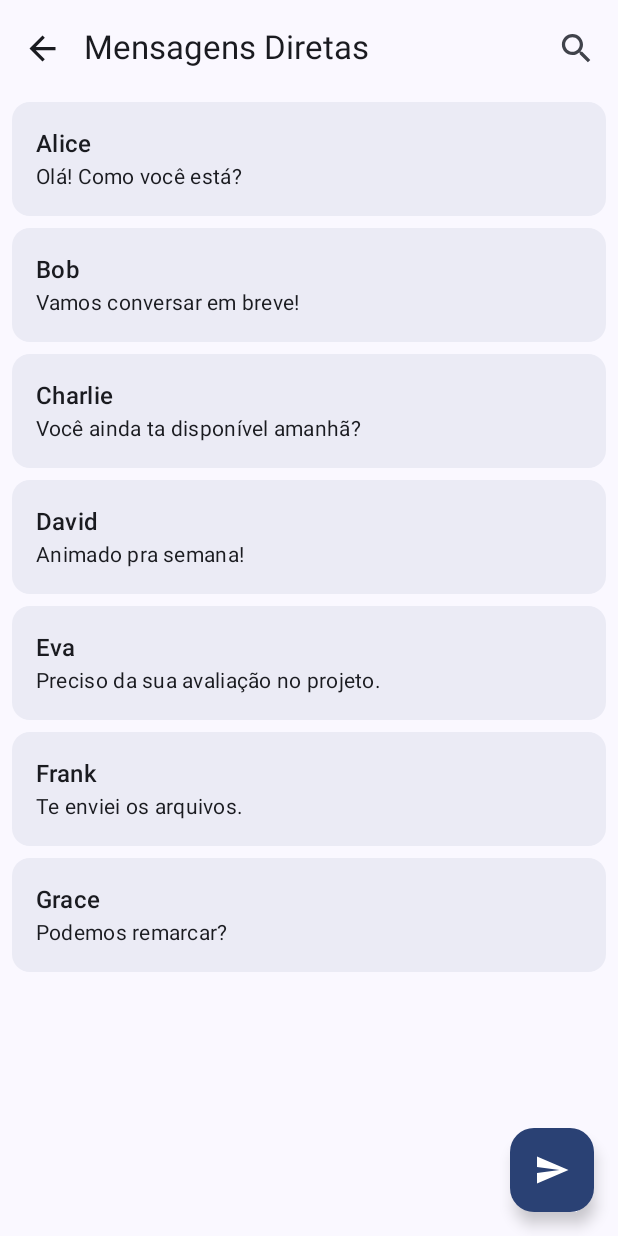
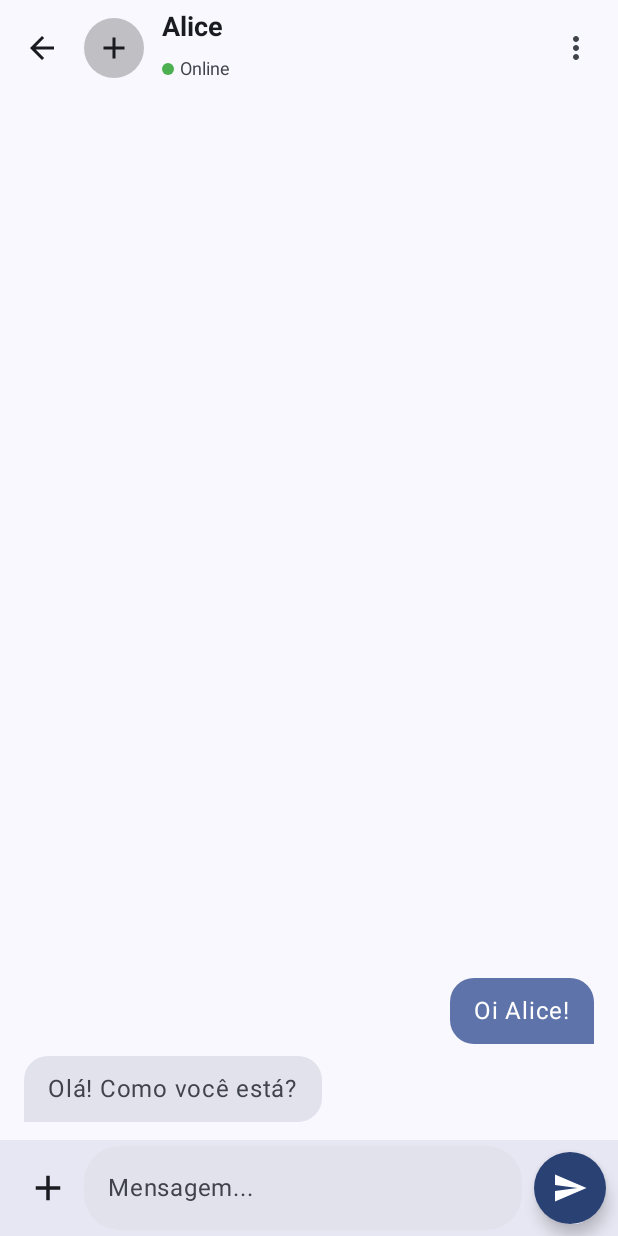
Before and after one commit to Vinicius-SO/wtcsync, an Android app built with Jetpack Compose: the screen it shows after launch (MainActivity), after a tap on "Alice", on a phone screen of 412 x 824 dp. Run offline under Robolectric (Android 15) with nearby library versions, the phone set to English and light mode, and no system bars.

Commit message:
feat: Implementa tela de mensagens

```diff
--- a/app/src/main/java/br/com/fiap/wtcsync/MainActivity.kt
+++ b/app/src/main/java/br/com/fiap/wtcsync/MainActivity.kt
@@ -7,7 +7,7 @@ import androidx.compose.material3.*
 import androidx.compose.runtime.Composable
 import androidx.navigation.compose.rememberNavController
 import br.com.fiap.wtcsync.theme.WTCSYNCTheme
-import com.example.seuprojeto.navigation.Navigation
+import br.com.fiap.wtcsync.ui.Navigation
 
 class MainActivity : ComponentActivity() {
     override fun onCreate(savedInstanceState: Bundle?) {
--- a/app/src/main/java/br/com/fiap/wtcsync/ui/Navigation.kt
+++ b/app/src/main/java/br/com/fiap/wtcsync/ui/Navigation.kt
@@ -1,28 +1,49 @@
-package com.example.seuprojeto.navigation
+package br.com.fiap.wtcsync.ui
 
 import androidx.compose.runtime.Composable
 import androidx.navigation.NavHostController
+import androidx.navigation.NavType
 import androidx.navigation.compose.NavHost
 import androidx.navigation.compose.composable
+import androidx.navigation.navArgument
 import br.com.fiap.wtcsync.ui.campaigns.CampanhaScreen
-import com.example.seuprojeto.ui.chat.ChatListScreen
+import br.com.fiap.wtcsync.ui.messages.MessageScreen
+import br.com.fiap.wtcsync.ui.crm.ChatListScreen
 
 
 @Composable
 fun Navigation(navController: NavHostController) {
     NavHost(navController = navController, startDestination = "chatlist") {
+
         // Tela de lista de chats
         composable("chatlist") {
             ChatListScreen(
                 onBackClick = { navController.popBackStack() },
-                onNavigateToCampanha = { navController.navigate("campanha") } //
+                onNavigateToCampanha = { navController.navigate("campanha") },
+                onChatClick = { cliente ->
+                    navController.navigate("message_screen/${cliente.nome}")
+                }
             )
         }
 
         // Tela de campanhas
         composable("campanha") {
             CampanhaScreen(
-                onBackClick = { navController.popBackStack() } //
+                onBackClick = { navController.popBackStack() }
+            )
+        }
+
+        // Tela de mensagens
+        composable(
+            route = "message_screen/{contactName}",
+            arguments = listOf(navArgument("contactName") { type = NavType.StringType })
+        ) { backStackEntry ->
+
+            val contactName = backStackEntry.arguments?.getString("contactName") ?: "Contato"
+
+            MessageScreen(
+                contactName = contactName,
+                navController = navController
             )
         }
     }
--- a/app/src/main/java/br/com/fiap/wtcsync/ui/crm/ChatListScreen.kt
+++ b/app/src/main/java/br/com/fiap/wtcsync/ui/crm/ChatListScreen.kt
@@ -1,4 +1,4 @@
-package com.example.seuprojeto.ui.chat
+package br.com.fiap.wtcsync.ui.crm
 
 import androidx.compose.foundation.clickable
 import androidx.compose.foundation.layout.*
@@ -7,7 +7,6 @@ import androidx.compose.foundation.lazy.items
 import androidx.compose.material.icons.Icons
 import androidx.compose.material.icons.automirrored.filled.Send
 import androidx.compose.material.icons.filled.ArrowBack
-
 import androidx.compose.material.icons.filled.Search
 import androidx.compose.material3.*
 import androidx.compose.runtime.*
--- /dev/null
+++ b/app/src/main/java/br/com/fiap/wtcsync/ui/messages/MessageScreen.kt
@@ -0,0 +1,341 @@
+package br.com.fiap.wtcsync.ui.messages
+
+import androidx.compose.foundation.background
+import androidx.compose.foundation.layout.Arrangement
+import androidx.compose.foundation.layout.Box
+import androidx.compose.foundation.layout.Column
+import androidx.compose.foundation.layout.PaddingValues
+import androidx.compose.foundation.layout.Row
+import androidx.compose.foundation.layout.fillMaxSize
+import androidx.compose.foundation.layout.fillMaxWidth
+import androidx.compose.foundation.layout.padding
+import androidx.compose.foundation.layout.size
+import androidx.compose.foundation.lazy.LazyColumn
+import androidx.compose.foundation.lazy.items
+import androidx.compose.foundation.shape.CircleShape
+import androidx.compose.foundation.shape.RoundedCornerShape
+import androidx.compose.material.icons.Icons
+import androidx.compose.material.icons.automirrored.filled.ArrowBack
+import androidx.compose.material.icons.automirrored.filled.Send
+import androidx.compose.material.icons.filled.Add
+import androidx.compose.material.icons.filled.MoreVert
+import androidx.compose.material3.ExperimentalMaterial3Api
+import androidx.compose.material3.FloatingActionButton
+import androidx.compose.material3.Icon
+import androidx.compose.material3.IconButton
+import androidx.compose.material3.MaterialTheme
+import androidx.compose.material3.Scaffold
+import androidx.compose.material3.Surface
+import androidx.compose.material3.Text
+import androidx.compose.material3.TextField
+import androidx.compose.material3.TextFieldDefaults
+import androidx.compose.material3.TopAppBar
+import androidx.compose.material3.TopAppBarDefaults
+import androidx.compose.runtime.Composable
+import androidx.compose.runtime.getValue
+import androidx.compose.runtime.mutableStateOf
+import androidx.compose.runtime.remember
+import androidx.compose.runtime.setValue
+import androidx.compose.ui.Alignment
+import androidx.compose.ui.Modifier
+import androidx.compose.ui.draw.clip
+import androidx.compose.ui.graphics.Color
+import androidx.compose.ui.text.font.FontWeight
+import androidx.compose.ui.tooling.preview.Preview
+import androidx.compose.ui.unit.dp
+import androidx.compose.ui.unit.sp
+import androidx.navigation.NavController
+import androidx.navigation.compose.rememberNavController
+
+// --- Modelos de Dados Estáticos ---
+
+enum class Sender {
+    ME, OTHER
+}
+
+data class Message(
+    val id: Int,
+    val text: String,
+    val sender: Sender
+)
+
+val dummyMessagesAlice = listOf(
+    Message(1, "Oi Alice!", Sender.ME),
+    Message(2, "Olá! Como você está?", Sender.OTHER)
+)
+
+val dummyMessagesBob = listOf(
+    Message(1, "E aí Bob, tudo certo pra amanhã?", Sender.ME),
+    Message(2, "Tudo sim.", Sender.OTHER),
+    Message(3, "Vamos conversar em breve!", Sender.OTHER)
+)
+
+val dummyMessagesCharlie = listOf(
+    Message(1, "Charlie, podemos falar amanhã?", Sender.ME),
+    Message(2, "Claro.", Sender.OTHER),
+    Message(3, "Você ainda ta disponível amanhã?", Sender.OTHER)
+)
+
+val dummyMessagesDavid = listOf(
+    Message(1, "Como foi o fim de semana?", Sender.ME),
+    Message(2, "Foi ótimo, descansei bastante.", Sender.OTHER),
+    Message(3, "Animado pra semana!", Sender.OTHER)
+)
+
+val dummyMessagesEva = listOf(
+    Message(1, "Oi Eva, alguma pendência?", Sender.ME),
+    Message(2, "Oi! Sim.", Sender.OTHER),
+    Message(3, "Preciso da sua avaliação no projeto.", Sender.OTHER)
+)
+
+val dummyMessagesFrank = listOf(
+    Message(1, "Conseguiu subir os documentos?", Sender.ME),
+    Message(2, "Consegui sim.", Sender.OTHER),
+    Message(3, "Te enviei os arquivos.", Sender.OTHER)
+)
+
+val dummyMessagesGrace = listOf(
+    Message(1, "Grace, confirmado para as 14h?", Sender.ME),
+    Message(2, "Oi! Tive um imprevisto.", Sender.OTHER),
+    Message(3, "Podemos remarcar?", Sender.OTHER)
+)
+
+// 3. Lista padrão
+val dummyMessagesDefault = listOf(
+    Message(1, "Olá! Esta é uma conversa padrão.", Sender.OTHER),
+)
+
+
+val OnlineGreen = Color(0xFF4CAF50)
+
+
+// Tela principal de chat
+
+@OptIn(ExperimentalMaterial3Api::class)
+@Composable
+fun MessageScreen(
+    contactName: String,
+    navController: NavController
+) {
+    var messageText by remember { mutableStateOf("") }
+
+    // Lista de mensagens
+    val messagesToShow = when (contactName) {
+        "Alice" -> dummyMessagesAlice
+        "Bob" -> dummyMessagesBob
+        "Charlie" -> dummyMessagesCharlie
+        "David" -> dummyMessagesDavid
+        "Eva" -> dummyMessagesEva
+        "Frank" -> dummyMessagesFrank
+        "Grace" -> dummyMessagesGrace
+        else -> dummyMessagesDefault // Para qualquer outro
+    }
+
+    Scaffold(
+        topBar = {
+            MessageTopBar(
+                contactName = contactName,
+                onBackClick = { navController.popBackStack() }
+            )
+        },
+        bottomBar = {
+            MessageInputBar(
+                text = messageText,
+                onTextChange = { messageText = it },
+                onSendClick = {
+                    messageText = ""
+                }
+            )
+        }
+    ) { paddingValues ->
+        LazyColumn(
+            modifier = Modifier
+                .fillMaxSize()
+                .padding(paddingValues)
+                .padding(horizontal = 8.dp),
+            reverseLayout = true,
+            verticalArrangement = Arrangement.Bottom,
+            contentPadding = PaddingValues(bottom = 8.dp)
+        ) {
+            items(messagesToShow.reversed()) { message ->
+                MessageBubble(message = message)
+            }
+        }
+    }
+}
+
+@OptIn(ExperimentalMaterial3Api::class)
+@Composable
+fun MessageTopBar(
+    contactName: String,
+    onBackClick: () -> Unit
+) {
+    TopAppBar(
+        title = {
+            Row(verticalAlignment = Alignment.CenterVertically) {
+                Surface(
+                    shape = CircleShape,
+                    color = Color.Gray.copy(alpha = 0.5f),
+                    modifier = Modifier.size(40.dp)
+                ) {
+                    Icon(
+                        imageVector = Icons.Default.Add,
+                        contentDescription = null,
+                        modifier = Modifier.padding(8.dp)
+                    )
+                }
+
+                Column(modifier = Modifier.padding(start = 12.dp)) {
+                    Text(
+                        text = contactName,
+                        fontWeight = FontWeight.Bold,
+                        fontSize = 18.sp,
+                        color = MaterialTheme.colorScheme.onSurface
+                    )
+                    Row(verticalAlignment = Alignment.CenterVertically) {
+                        Surface(
+                            shape = CircleShape,
+                            color = OnlineGreen,
+                            modifier = Modifier.size(8.dp)
+                        ) {}
+                        Text(
+                            text = "Online",
+                            fontSize = 12.sp,
+                            color = MaterialTheme.colorScheme.onSurfaceVariant,
+                            modifier = Modifier.padding(start = 4.dp)
+                        )
+                    }
+                }
+            }
+        },
+        navigationIcon = {
+            IconButton(onClick = onBackClick) {
+                Icon(
+                    imageVector = Icons.AutoMirrored.Filled.ArrowBack,
+                    contentDescription = "Voltar"
+                )
+            }
+        },
+        actions = {
+            IconButton(onClick = { /* TODO: Menu */ }) {
+                Icon(
+                    imageVector = Icons.Default.MoreVert,
+                    contentDescription = "Mais opções"
+                )
+            }
+        },
+    )
+}
+
+@Composable
+fun MessageBubble(message: Message) {
+    val isMe = message.sender == Sender.ME
+    val bubbleColor = if (isMe) {
+        MaterialTheme.colorScheme.primaryContainer
+    } else {
+        MaterialTheme.colorScheme.surfaceVariant
+    }
+    val textColor = if (isMe) {
+        MaterialTheme.colorScheme.onPrimaryContainer
+    } else {
+        MaterialTheme.colorScheme.onSurfaceVariant
+    }
+    val alignment = if (isMe) Alignment.CenterEnd else Alignment.CenterStart
+    val shape = RoundedCornerShape(
+        topStart = 16.dp,
+        topEnd = 16.dp,
+        bottomStart = if (isMe) 16.dp else 0.dp,
+        bottomEnd = if (isMe) 0.dp else 16.dp
+    )
+    Box(
+        modifier = Modifier
+            .fillMaxWidth()
+            .padding(vertical = 4.dp),
+        contentAlignment = alignment
+    ) {
+        Surface(
+            shape = shape,
+            color = bubbleColor,
+            tonalElevation = 1.dp,
+            modifier = Modifier.padding(horizontal = 8.dp)
+        ) {
+            Text(
+                text = message.text,
+                modifier = Modifier.padding(horizontal = 16.dp, vertical = 10.dp),
+                fontSize = 16.sp,
+                color = textColor
+            )
+        }
+    }
+}
+
+@OptIn(ExperimentalMaterial3Api::class)
+@Composable
+fun MessageInputBar(
+    text: String,
+    onTextChange: (String) -> Unit,
+    onSendClick: () -> Unit
+) {
+    Surface(
+        tonalElevation = 4.dp
+    ) {
+        Row(
+            modifier = Modifier
+                .fillMaxWidth()
+                .padding(horizontal = 8.dp, vertical = 4.dp),
+            verticalAlignment = Alignment.CenterVertically
+        ) {
+            IconButton(onClick = { /* TODO: Anexar */ }) {
+                Icon(
+                    imageVector = Icons.Default.Add,
+                    contentDescription = "Anexar",
+                    modifier = Modifier.size(28.dp)
+                )
+            }
+            TextField(
+                value = text,
+                onValueChange = onTextChange,
+                placeholder = { Text("Mensagem...") },
+                modifier = Modifier.weight(1f),
+                shape = RoundedCornerShape(24.dp),
+                colors = TextFieldDefaults.colors(
+                    focusedIndicatorColor = Color.Transparent,
+                    unfocusedIndicatorColor = Color.Transparent,
+                    disabledIndicatorColor = Color.Transparent,
+                    focusedContainerColor = MaterialTheme.colorScheme.surfaceVariant,
+                    unfocusedContainerColor = MaterialTheme.colorScheme.surfaceVariant
+                ),
+                maxLines = 5
+            )
+            FloatingActionButton(
+                onClick = onSendClick,
+                modifier = Modifier
+                    .padding(start = 8.dp)
+                    .size(48.dp),
+                shape = CircleShape,
+                containerColor = MaterialTheme.colorScheme.primary
+            ) {
+                Icon(
+                    imageVector = Icons.AutoMirrored.Filled.Send,
+                    contentDescription = "Enviar",
+                    tint = MaterialTheme.colorScheme.onPrimary
+                )
+            }
+        }
+    }
+}
+
+
+// --- Preview ---
+
+@Preview(showBackground = true)
+@Composable
+fun MessageScreenPreview() {
+    val navController = rememberNavController()
+    MaterialTheme {
+        MessageScreen(
+            contactName = "Alice",
+            navController = navController
+        )
+    }
+}
```
